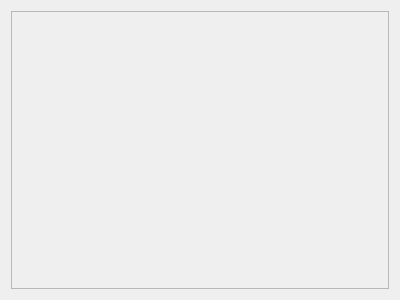
Before: the Qt Designer form ui/Lab3Widget_show.ui in Danik2395/study.Cpp.Qt, drawn with Qt 5.
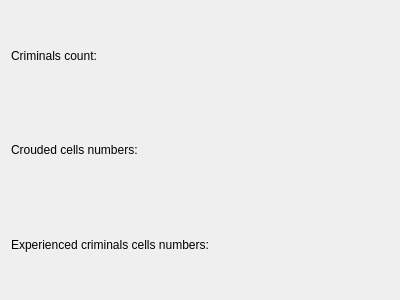
After: the same form once the commit is applied.

Commit message:
feat(lab3): add lab3
- Fix Prison
- Add get_exp_cells_num() in Prison

Diff of the .ui file:
```diff
--- a/ui/Lab3Widget_show.ui
+++ b/ui/Lab3Widget_show.ui
@@ -15,25 +15,25 @@
   </property>
   <layout class="QVBoxLayout" name="verticalLayout_2">
    <item>
-    <layout class="QVBoxLayout" name="verticalLayout">
+    <widget class="QLabel" name="label_criminals_cnt">
+     <property name="text">
+      <string>Criminals count:</string>
+     </property>
+    </widget>
+   </item>
      <item>
-      <widget class="QScrollArea" name="scrollArea">
-       <property name="widgetResizable">
-        <bool>true</bool>
-       </property>
-       <widget class="QWidget" name="scrollAreaWidgetContents">
-        <property name="geometry">
-         <rect>
-          <x>0</x>
-          <y>0</y>
-          <width>378</width>
-          <height>278</height>
-         </rect>
-        </property>
-       </widget>
-      </widget>
-     </item>
-    </layout>
+    <widget class="QLabel" name="label_crouded_cells_nums">
+     <property name="text">
+      <string>Crouded cells numbers:</string>
+     </property>
+    </widget>
+   </item>
+   <item>
+    <widget class="QLabel" name="label_exp_criminals_cell_nums">
+     <property name="text">
+      <string>Experienced criminals cells numbers:</string>
+     </property>
+    </widget>
    </item>
   </layout>
  </widget>
```
Lines whose indentation alone changed are shown as unchanged. The commit also changes 2 other files.
